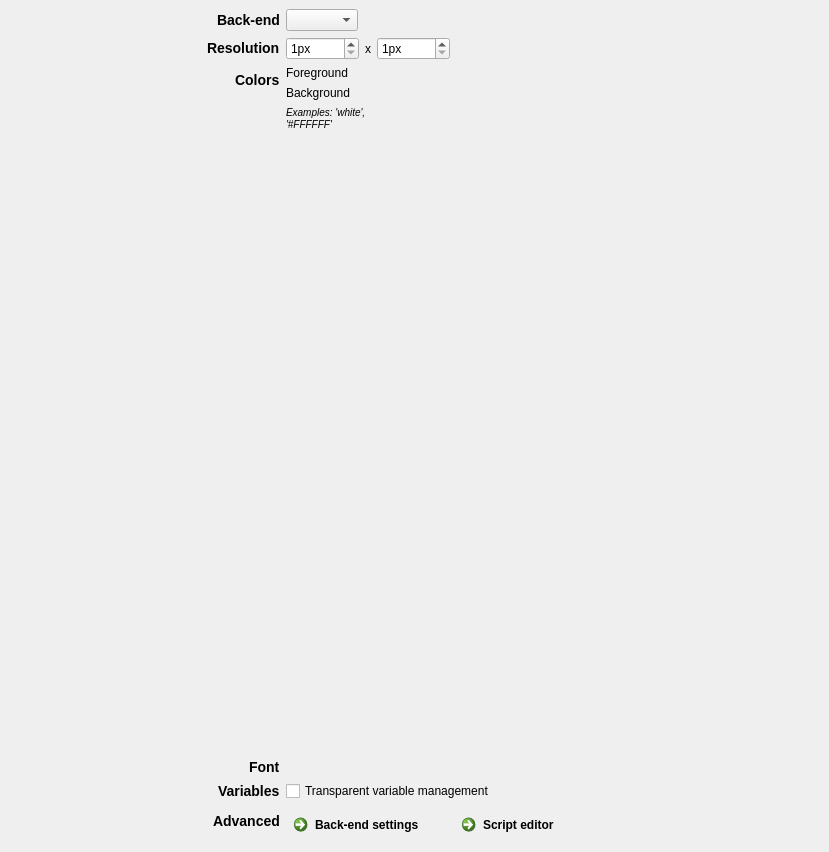
Above: resources/ui/general_widget.ui from open-cogsci/OpenSesame before the change. Below: the same form after it.
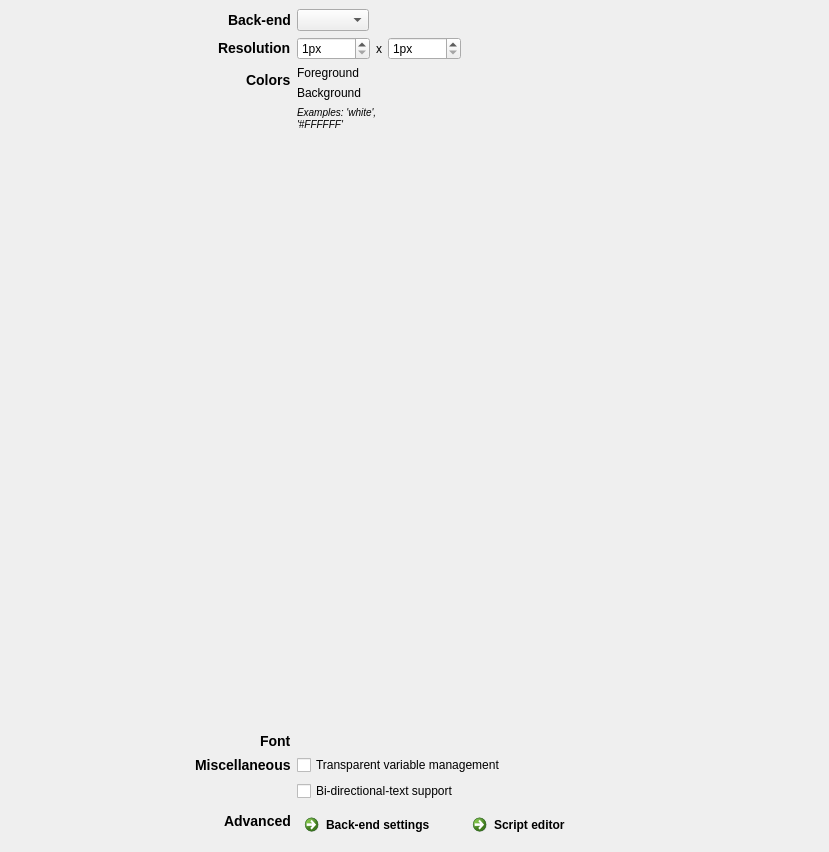
That is the form after the change. Custom widgets are drawn as their Qt base class.

Commit message: Improve support for non-Latin fonts (#211) - Add `chinese-japanese-korean`, `hebrew`, `arabic`, and `hindi` - Add bi-directional text support

```diff
--- a/resources/ui/general_widget.ui
+++ b/resources/ui/general_widget.ui
@@ -229,8 +229,8 @@
            </layout>
           </widget>
          </item>
-         <item row="6" column="0">
-          <widget class="QLabel" name="label_11">
+         <item row="7" column="0">
+          <widget class="QLabel" name="label_advanced">
            <property name="text">
             <string>&lt;h3&gt;Advanced&lt;/h3&gt;</string>
            </property>
@@ -246,7 +246,7 @@
            </property>
           </widget>
          </item>
-         <item row="6" column="1">
+         <item row="7" column="1">
           <widget class="QFrame" name="frame_advanced">
            <property name="sizePolicy">
             <sizepolicy hsizetype="Fixed" vsizetype="Preferred">
@@ -294,13 +294,23 @@
          <item row="5" column="0">
           <widget class="QLabel" name="label_7">
            <property name="text">
-            <string>&lt;h3&gt;Variables&lt;/h3&gt;</string>
+            <string>&lt;html&gt;&lt;head/&gt;&lt;body&gt;&lt;p&gt;&lt;span style=&quot; font-size:large; font-weight:600;&quot;&gt;Miscellaneous&lt;/span&gt;&lt;/p&gt;&lt;/body&gt;&lt;/html&gt;</string>
            </property>
            <property name="textFormat">
             <enum>Qt::AutoText</enum>
            </property>
           </widget>
          </item>
+         <item row="6" column="1">
+          <widget class="QCheckBox" name="checkbox_bidi">
+           <property name="toolTip">
+            <string>Enables support for bi-directional languages, such as Arabic and Hebrew</string>
+           </property>
+           <property name="text">
+            <string>Bi-directional-text support</string>
+           </property>
+          </widget>
+         </item>
         </layout>
        </widget>
       </item>
```
Left out of the diff: 28 changed lines with no effect on the pictures. The commit also changes 15 other files.
